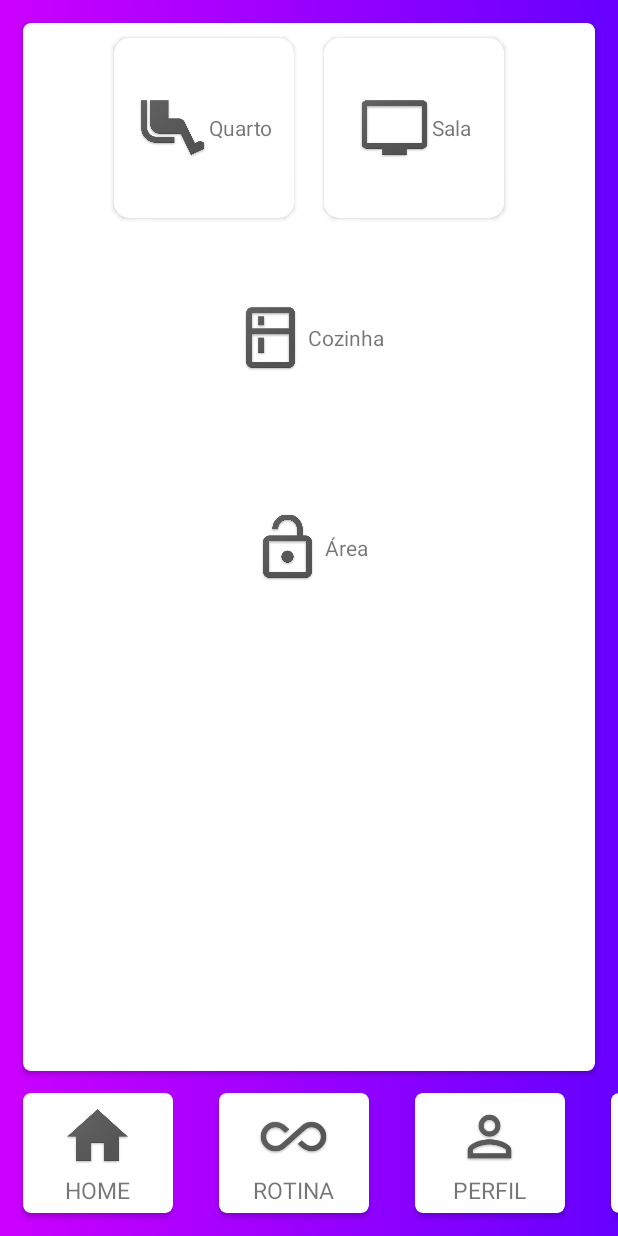
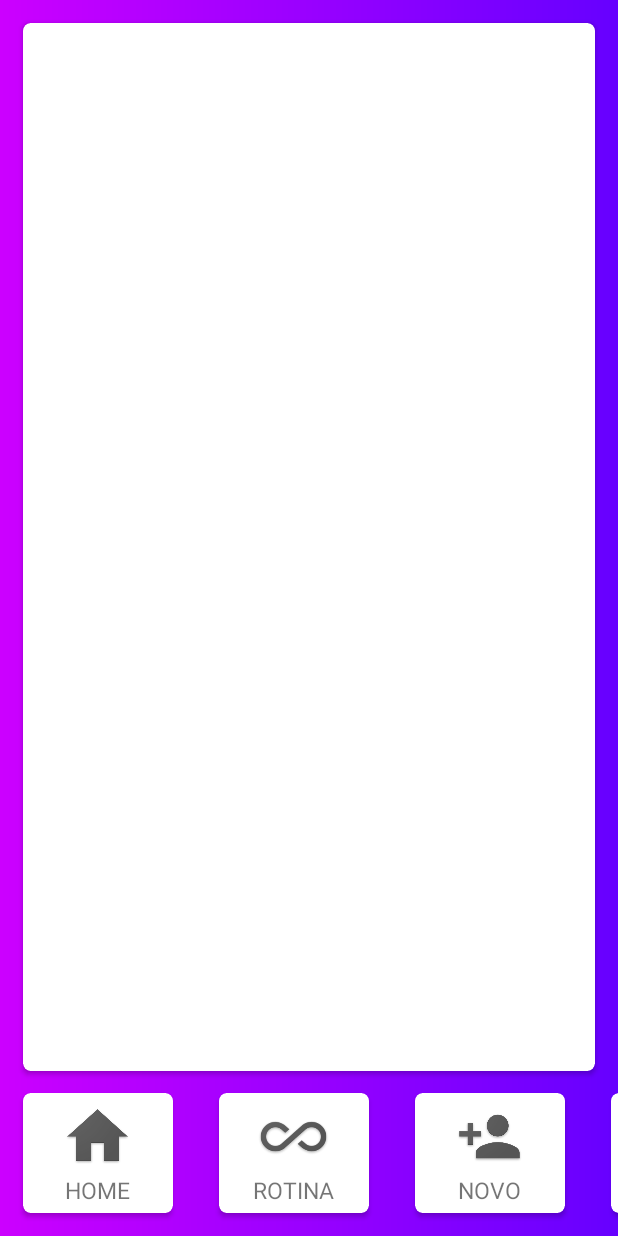
Before and after one commit to automacao2019-tcc/think, an Android app: the screen it shows after launch (PrincipalActivity), after a tap on "HOME", on a phone screen of 412 x 824 dp. Run offline under Robolectric (Android 15) with nearby library versions, the light colour scheme and no system bars; our stand-ins replace Firebase (no records; nobody signed in at launch, a user with empty details on screens opened directly); 6 statements that could not run were skipped.

Commit message:
Correcao de alguns bugs

```diff
--- a/ThinkAPP/app/src/main/java/Activity/PrincipalActivity.kt
+++ b/ThinkAPP/app/src/main/java/Activity/PrincipalActivity.kt
@@ -22,6 +22,7 @@
     private lateinit var firebase: DatabaseReference
     private lateinit var autenticacao: FirebaseAuth
     private lateinit var helper : BD
+    private lateinit var key : String
 
     override fun onCreate(savedInstanceState: Bundle?) {
         super.onCreate(savedInstanceState)
@@ -29,7 +30,7 @@
 
         home.setOnClickListener {
             val ft = fm.beginTransaction()
-            ft.replace(R.id.exibiFragment, FragmentHome())
+            ft.replace(R.id.exibiFragment, FragmentHome(this.key))
             ft.commit()
         }
 
@@ -39,11 +40,11 @@
             ft.commit()
         }
 
-        perfil.setOnClickListener {
+        /*perfil.setOnClickListener {
             val ft = fm.beginTransaction()
             ft.replace(R.id.exibiFragment, FragmentPerfil())
             ft.commit()
-        }
+        }*/
 
         novoUsuario.setOnClickListener {
             val ft = fm.beginTransaction()
@@ -62,6 +63,7 @@
         super.onResume()
         autenticacao = ConfiguracaoFirebase.getFirebaseAuth()
         firebase = ConfiguracaoFirebase.getFirebase()
+        helper = BD(this)
 
         buscarUsuario()
     }
@@ -96,13 +98,15 @@
 
     private fun buscarCasa(casaKey:String){
         var casa : Casa
+        this.key = casaKey
 
-        firebase.child("casa").orderByKey().equalTo(casaKey).addListenerForSingleValueEvent(object : ValueEventListener{
+        firebase.child("casa").orderByKey().addValueEventListener(object : ValueEventListener{
             override fun onDataChange(p0: DataSnapshot) {
                 for(data in p0.children){
-                    casa = data.getValue(Casa ::class.java) as Casa
-
-                    gravaCasaBD(casa, casaKey)
+                    if(data.key!!.contains(casaKey)){
+                        casa = data.getValue(Casa ::class.java) as Casa
+                        gravaCasaBD(casa, casaKey)
+                    }
                 }
 
                 loading.dismissDialog()
--- a/ThinkAPP/app/src/main/java/Fragments/FragmentPerfil.kt
+++ b/ThinkAPP/app/src/main/java/Fragments/FragmentPerfil.kt
@@ -8,6 +8,8 @@
 import android.view.ViewGroup
 import androidx.fragment.app.Fragment
 import br.com.ggslmrs.think.R
+import com.google.firebase.auth.FacebookAuthCredential
+import com.google.firebase.auth.FacebookAuthProvider
 import com.google.firebase.auth.FirebaseAuth
 import com.google.firebase.database.DataSnapshot
 import com.google.firebase.database.DatabaseError
@@ -40,8 +42,10 @@
 
     private fun buscarUsuario(){
         loading.showDialog(fragmentManager!!)
+
         try{
             val user = FirebaseAuth.getInstance().currentUser!!.email
+
 
             firebase.child("usuario").orderByChild("email").equalTo(user)
                 .addListenerForSingleValueEvent(object : ValueEventListener{
--- a/ThinkAPP/app/src/main/res/layout/activity_principal.xml
+++ b/ThinkAPP/app/src/main/res/layout/activity_principal.xml
@@ -116,41 +116,6 @@
             </androidx.cardview.widget.CardView>
 
             <androidx.cardview.widget.CardView
-                    android:id="@+id/perfil"
-                    android:layout_width="100dp"
-                    android:layout_height="80dp"
-                    android:background="#000"
-                    android:layout_margin="15dp"
-                    app:cardCornerRadius="5dp"
-
-            >
-
-                <LinearLayout
-                        android:layout_width="match_parent"
-                        android:layout_height="match_parent"
-                        android:orientation="vertical"
-                        android:gravity="center"
-                >
-
-                    <ImageView
-                            android:layout_width="50dp"
-                            android:layout_height="50dp"
-                            android:src="@drawable/ic_profile"
-                    />
-
-                    <TextView
-                            android:layout_width="wrap_content"
-                            android:layout_height="wrap_content"
-                            android:text="PERFIL"
-                            android:textSize="15dp"
-                    />
-
-
-                </LinearLayout>
-
-            </androidx.cardview.widget.CardView>
-
-            <androidx.cardview.widget.CardView
                     android:id="@+id/novoUsuario"
                     android:layout_width="100dp"
                     android:layout_height="80dp"
--- a/ThinkAPP/app/src/main/res/layout/fragment_fragment_home.xml
+++ b/ThinkAPP/app/src/main/res/layout/fragment_fragment_home.xml
@@ -8,10 +8,11 @@
 >
 
     <LinearLayout
-        android:layout_width="match_parent"
-        android:layout_height="wrap_content"
-        android:orientation="vertical"
-        android:gravity="center"
+            android:layout_width="match_parent"
+            android:layout_height="wrap_content"
+            android:orientation="vertical"
+            android:gravity="center"
+            android:id="@+id/layoutComodos"
     >
 
         <LinearLayout
--- a/ThinkAPP/build.gradle
+++ b/ThinkAPP/build.gradle
@@ -8,7 +8,7 @@
         mavenCentral()
     }
     dependencies {
-        classpath 'com.android.tools.build:gradle:3.4.1'
+        classpath 'com.android.tools.build:gradle:3.4.2'
         classpath "org.jetbrains.kotlin:kotlin-gradle-plugin:$kotlin_version"
         classpath 'com.google.gms:google-services:4.2.0'
         // NOTE: Do not place your application dependencies here; they belong
```
Also changed, not shown: ThinkAPP/app/src/main/java/Fragments/FragmentHome.kt (+144 -4 lines), ThinkAPP/app/src/main/res/drawable-v24/ic_quarto.png.
